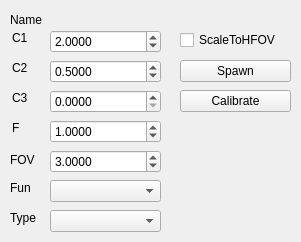
This is examples/plugins/camera_lens_control/mainwindow.ui in shyamalschandra/gazebo-official as Qt 5 draws it before an edit. The edited form follows.
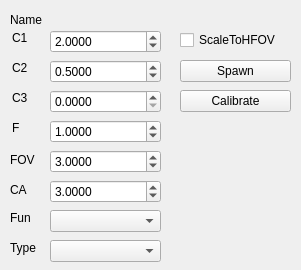
This is the edited form.

Diff of the .ui file:
```diff
--- a/examples/plugins/camera_lens_control/mainwindow.ui
+++ b/examples/plugins/camera_lens_control/mainwindow.ui
@@ -7,7 +7,7 @@
     <x>0</x>
     <y>0</y>
     <width>301</width>
-    <height>242</height>
+    <height>270</height>
    </rect>
   </property>
   <widget class="QLabel" name="lbName">
@@ -100,7 +100,7 @@
    <property name="geometry">
     <rect>
      <x>50</x>
-     <y>180</y>
+     <y>210</y>
      <width>111</width>
      <height>22</height>
     </rect>
@@ -171,7 +171,7 @@
    <property name="geometry">
     <rect>
      <x>50</x>
-     <y>210</y>
+     <y>240</y>
      <width>111</width>
      <height>22</height>
     </rect>
@@ -246,7 +246,7 @@
    <property name="geometry">
     <rect>
      <x>10</x>
-     <y>180</y>
+     <y>210</y>
      <width>31</width>
      <height>16</height>
     </rect>
@@ -259,7 +259,7 @@
    <property name="geometry">
     <rect>
      <x>10</x>
-     <y>210</y>
+     <y>240</y>
      <width>31</width>
      <height>16</height>
     </rect>
@@ -272,12 +272,50 @@
    <property name="geometry">
     <rect>
      <x>180</x>
-     <y>120</y>
+     <y>150</y>
      <width>111</width>
      <height>111</height>
     </rect>
    </property>
   </widget>
+  <widget class="QDoubleSpinBox" name="sbCA">
+   <property name="geometry">
+    <rect>
+     <x>50</x>
+     <y>180</y>
+     <width>111</width>
+     <height>23</height>
+    </rect>
+   </property>
+   <property name="decimals">
+    <number>4</number>
+   </property>
+   <property name="maximum">
+    <double>3.141600000000000</double>
+   </property>
+   <property name="singleStep">
+    <double>0.050000000000000</double>
+   </property>
+   <property name="value">
+    <double>3.000000000000000</double>
+   </property>
+  </widget>
+  <widget class="QLabel" name="label_8">
+   <property name="geometry">
+    <rect>
+     <x>10</x>
+     <y>180</y>
+     <width>31</width>
+     <height>20</height>
+    </rect>
+   </property>
+   <property name="toolTip">
+    <string>Cutoff Angle</string>
+   </property>
+   <property name="text">
+    <string>CA</string>
+   </property>
+  </widget>
  </widget>
  <layoutdefault spacing="6" margin="11"/>
  <resources/>
```
Left out of the diff: 2 changed lines with no effect on the pictures.
